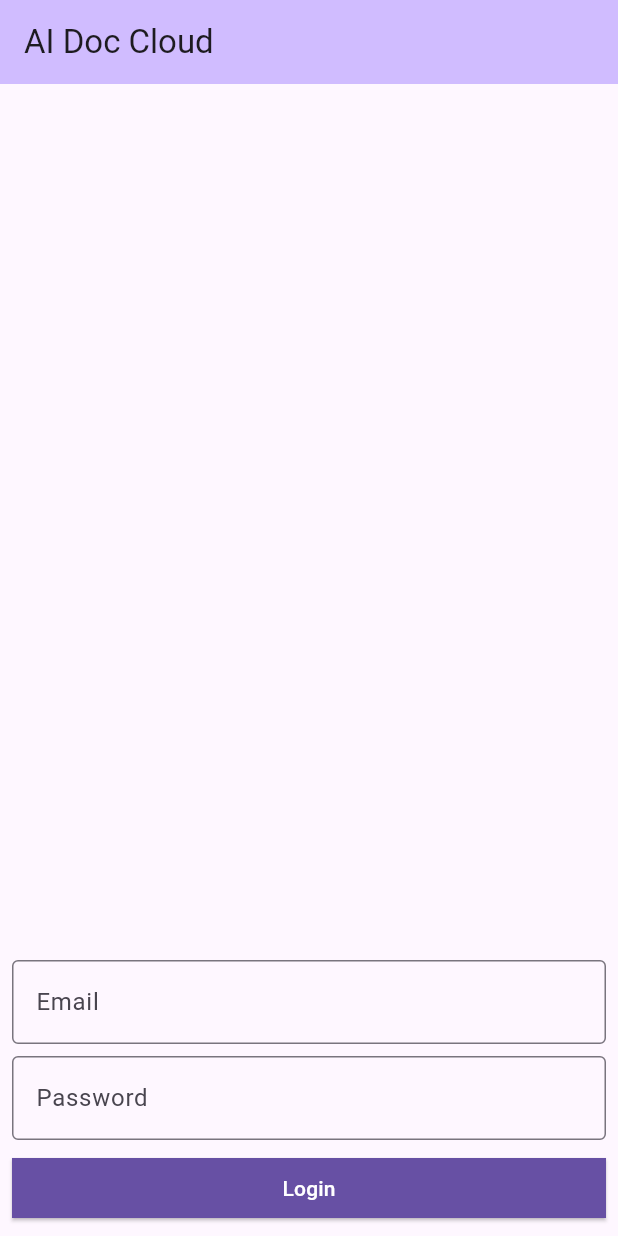
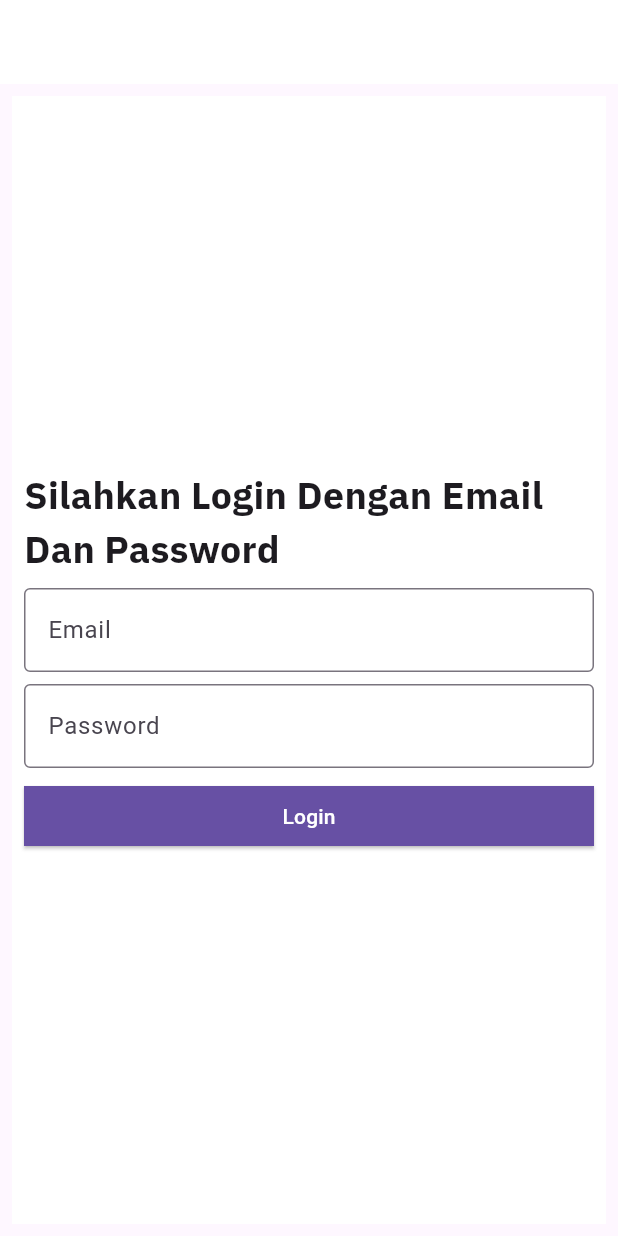
Before and after one commit to ItsNovaaa/docs_flutter, a Flutter app: the screen it shows after launch, on a phone screen of 412 x 824 dp. Run offline on Flutter 3.47's test engine with Material 3 defaults, Android fonts, the phone set to English and light mode, and no system bars; our stand-ins replace bloc, dio, equatable, flutter_bloc, google_fonts, pretty_dio_logger and 1 more.

Commit message:
updates funct

```diff
--- a/lib/blocs/bloc/login/login_bloc.dart
+++ b/lib/blocs/bloc/login/login_bloc.dart
@@ -54,6 +54,12 @@ class LoginBloc extends Bloc<LoginEvent, LoginState> {
         }
         // emit(LoginFailure(error: 'Failed to login'));
       }
+    }
+    );
+
+    on<DeleteToken>((event, emit) async {
+      await TokenManager.deleteToken();
+      emit(LoginInitial());
     });
   }
 }
--- a/lib/blocs/bloc/login/login_event.dart
+++ b/lib/blocs/bloc/login/login_event.dart
@@ -20,3 +20,5 @@ class LoginButtonPressed extends LoginEvent {
   @override
   List<Object> get props => [email, password];
 }
+
+class DeleteToken extends LoginEvent {} // New event for token deletion
--- a/lib/core/network/interceptor/api_interceptor.dart
+++ b/lib/core/network/interceptor/api_interceptor.dart
@@ -1,10 +1,9 @@
 import 'package:dio/dio.dart';
 //import from exception
 import 'package:fllutter_learn/core/network/exeption/api_exeption.dart';
-//call shared_preference
-// import 'package:shared_preferences/shared_preferences.dart';
+import 'package:fllutter_learn/core/shared_preference/shared_preference.dart';
 
-import 'package:fllutter_learn/core/shared_preference/shared_preference.dart';
+
 class ApiInterceptor extends Interceptor {
   @override
   void onRequest(
--- a/lib/main.dart
+++ b/lib/main.dart
@@ -1,4 +1,6 @@
+import 'package:fllutter_learn/blocs/bloc/document/document_bloc.dart';
 import 'package:fllutter_learn/core/network/dio_client.dart';
+import 'package:fllutter_learn/repositories/document_repositories.dart';
 import 'package:fllutter_learn/screens/login/login_screen.dart';
 import 'package:fllutter_learn/simple_bloc_observer.dart';
 import 'package:flutter/material.dart';
@@ -16,6 +18,11 @@ void main() {
         BlocProvider<LoginBloc>(
           create: (context) => LoginBloc(DioClient()),
         ),
+        BlocProvider<DocumentBloc>(
+          create: (context) => DocumentBloc(
+            documentRepository: DocumentRepositories()
+            )..add(fetchDocument()),
+        ),
       ],
       child: MyApp(),
     ),
@@ -27,12 +34,34 @@ class MyApp extends StatelessWidget {
 
   @override
   Widget build(BuildContext context) {
-    return const MaterialApp(
-      title: 'Flutter Demo',
-      debugShowCheckedModeBanner: false,
-      // home: MyHomePage(title: 'Flutter Demo Home Page'),
-      home:LoginScreen(title: 'AI Doc Cloud'),
+    return BlocProvider(
+      create: (context) => LoginBloc(DioClient()),
+      child: MaterialApp(
+        title: 'Flutter Demo',
+        debugShowCheckedModeBanner: false,
+        initialRoute: '/',
+        routes: {
+        '/': (context) => const LoginScreen(title: '',),
+        '/settings': (context) => const SettingsScreen(),
+      },
+      ),
     );
+
+
+
+
+
+    // return const MaterialApp(
+    //   title: 'Flutter Demo',
+    //   debugShowCheckedModeBanner: false,
+    //   // home: MyHomePage(title: 'Flutter Demo Home Page'),
+    //   // home:LoginScreen(title: 'AI Doc Cloud'),
+    //   //add routes
+    //   routes: {
+    //     '/': (context) => const LoginScreen(title: 'AI Doc Cloud'),
+    //     '/settings': (context) => const SettingsScreen(),
+    //   },
+    // );
   }
 }
 
@@ -47,12 +76,22 @@ class MyHomePage extends StatefulWidget {
 
 class _MyHomePageState extends State<MyHomePage> {
 
+  //add  text controller
+  final TextEditingController _searchController = TextEditingController();
+
   int _selectedIndex = 0;
 
   static const List<Widget> _widgetOptions = <Widget>[
     DocumentPages(),
     SettingsScreen(),
   ];
+
+  //add dispose
+  @override
+  void dispose() {
+    _searchController.dispose();
+    super.dispose();
+  }
 
   void _onItemTapped(int index) {
     setState(() {
@@ -63,10 +102,12 @@ class _MyHomePageState extends State<MyHomePage> {
   @override
   Widget build(BuildContext context) {
     return Scaffold(
-      // appBar: AppBar(
-      //   title: const Text('title'),
-      // ),
+      appBar: AppBar(
+        // backgroundColor: Color(0xffffffff),
+        title: const Text('AI Doc Cloud'),
+      ),
       body: _widgetOptions.elementAt(_selectedIndex),
+      backgroundColor: Colors.white,
       bottomNavigationBar: BottomNavigationBar(
         onTap: _onItemTapped,
         currentIndex: _selectedIndex,
@@ -76,10 +117,6 @@ class _MyHomePageState extends State<MyHomePage> {
             icon: Icon(Icons.home),
             label: 'Home',
           ),
-          // BottomNavigationBarItem(
-          //   icon: Icon(Icons.search),
-          //   label: 'Business',
-          // ),
           BottomNavigationBarItem(
             icon: Icon(Icons.settings),
             label: 'Settings',
--- a/lib/screens/login/login_screen.dart
+++ b/lib/screens/login/login_screen.dart
@@ -2,6 +2,7 @@ import 'package:fllutter_learn/main.dart';
 import 'package:flutter/material.dart';
 import 'package:flutter_bloc/flutter_bloc.dart';
 import 'package:fllutter_learn/blocs/bloc/login/login_bloc.dart';
+import 'package:google_fonts/google_fonts.dart';
 
 class LoginScreen extends StatefulWidget {
   const LoginScreen({super.key, required this.title});
@@ -22,10 +23,12 @@ class _LoginScreenState extends State<LoginScreen> {
   Widget build(BuildContext context) {
     return Scaffold(
       appBar: AppBar(
-        backgroundColor: Theme.of(context).colorScheme.inversePrimary,
+        backgroundColor: Colors.white,
         title: Text(widget.title),
       ),
       body: Padding(
+
+        // backgroundColor: Colors.white,
         padding: const EdgeInsets.all(8.0),
         child: BlocBuilder<LoginBloc, LoginState>(
           builder: (context, state) {
@@ -44,15 +47,29 @@ class _LoginScreenState extends State<LoginScreen> {
                 child: CircularProgressIndicator(),
               );
             }
-            return Column(
-              mainAxisAlignment: MainAxisAlignment.end,
-              children: [
-                //add email input field
+            return Container(
+              color: Colors.white,
+                padding: const EdgeInsets.all(8.0),
+              child: Column(
+                mainAxisAlignment: MainAxisAlignment.center,
+                crossAxisAlignment: CrossAxisAlignment.center,
+                children: [
+                Text(
+                  'Silahkan Login Dengan Email Dan Password',
+                  style: GoogleFonts.ibmPlexSans(
+                    textStyle: TextStyle(
+                      fontSize: 25,
+                      fontWeight: FontWeight.bold,
+                    ),
+                  ),
+                ),
+                SizedBox(height: 8),
+
                 TextField(
                   controller: _emailController,
                   decoration: InputDecoration(
                     hintText: 'Email',
-                    border: OutlineInputBorder(),
+                    border: const OutlineInputBorder(),
                     errorText: _emailError,
                   ),
                 ),
@@ -60,7 +77,6 @@ class _LoginScreenState extends State<LoginScreen> {
                 //add password input field
                 TextField(
                   controller: _passwordController,
-                  obscureText: true,
                   decoration: InputDecoration(
                     hintText: 'Password',
                     border: OutlineInputBorder(),
@@ -96,7 +112,8 @@ class _LoginScreenState extends State<LoginScreen> {
                     ),
                   ],
                 ),
-              ],
+                ],
+              ),
             );
           },
         ),
--- a/pubspec.yaml
+++ b/pubspec.yaml
@@ -43,6 +43,7 @@ dependencies:
   shared_preferences: ^2.0.12
   bloc: ^8.1.4
   meta: ^1.15.0
+  google_fonts: ^4.0.4
 
 
 dev_dependencies:
```
Also changed, not shown: lib/blocs/bloc/document/document_bloc.dart (+81 -1 lines), lib/blocs/bloc/document/document_event.dart (+21 -1 lines), lib/blocs/bloc/document/document_state.dart (+47 -3 lines), lib/core/services/api_services.dart (+7 -2 lines), lib/model/document_response.dart (+5 -5 lines), lib/repositories/document_repositories.dart (+10 -4 lines), lib/screens/document/document_item.dart (+4 -4 lines), lib/screens/document/document_pages.dart (+73 -18 lines), lib/screens/setting_screen.dart (+23 -7 lines), pubspec.lock, 1 other file.
